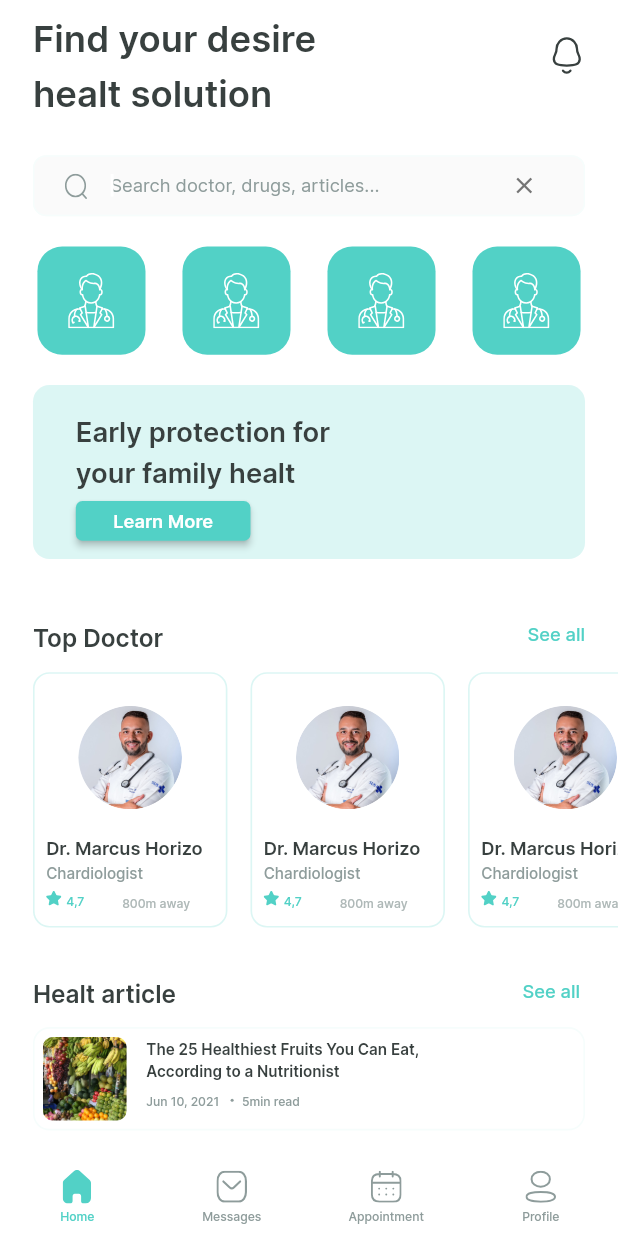
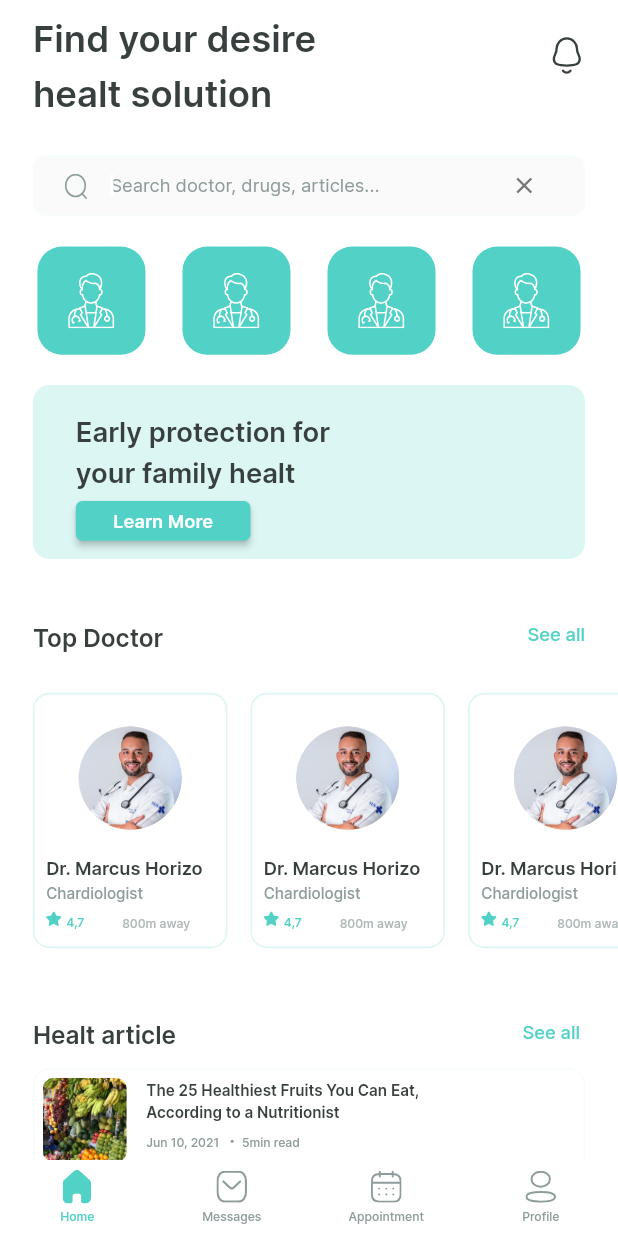
Before and after one commit to theAkHilsarkar18/oxyzen-v1.0.1, a Flutter app: the DashboardScreen screen opened by its route, on a phone screen of 412 x 824 dp. Run offline on Flutter 3.47's test engine with Material 2 defaults, Android fonts, the phone set to English and light mode, and no system bars; our stand-ins replace cached_network_image, flutter_rating_bar, flutter_svg, google_maps_flutter, readmore.

Commit message:
26-11-2023

```diff
--- a/lib/main.dart
+++ b/lib/main.dart
@@ -37,7 +37,7 @@ class MyApp extends StatelessWidget {
           '',
         ),
       ],
-      initialRoute: AppRoutes.splashScreen,
+      initialRoute: AppRoutes.dashboardScreen,
       routes: AppRoutes.routes,
     );
   }
--- a/lib/presentation/dashboard_screen/dashboard_screen.dart
+++ b/lib/presentation/dashboard_screen/dashboard_screen.dart
@@ -149,13 +149,13 @@ class DashboardScreen extends StatelessWidget {
     return Align(
         alignment: Alignment.centerRight,
         child: SizedBox(
-            height: 173.v,
+            height: 200.v,
             child: ListView.separated(
                 scrollDirection: Axis.horizontal,
                 separatorBuilder: (context, index) {
                   return SizedBox(width: 14.h);
                 },
-                itemCount: 3,
+                itemCount: 6,
                 itemBuilder: (context, index) {
                   return DoctorItemWidget(onTapDoctor: () {
                     onTapDoctor(context);
--- a/lib/widgets/custom_bottom_bar.dart
+++ b/lib/widgets/custom_bottom_bar.dart
@@ -1,5 +1,10 @@
 import 'package:flutter/material.dart';
 import 'package:oxyzen/core/app_export.dart';
+import 'package:oxyzen/presentation/article_screen/article_screen.dart';
+import 'package:oxyzen/presentation/book_an_appointment_screen/book_an_appointment_screen.dart';
+import 'package:oxyzen/presentation/dashboard_screen/dashboard_screen.dart';
+import 'package:oxyzen/presentation/message_page/message_page.dart';
+import 'package:oxyzen/presentation/message_tab_container_screen/message_tab_container_screen.dart';
 
 class CustomBottomBar extends StatefulWidget {
   CustomBottomBar({this.onChanged});
@@ -54,7 +59,14 @@ class CustomBottomBarState extends State<CustomBottomBar> {
         type: BottomNavigationBarType.fixed,
         items: List.generate(bottomMenuList.length, (index) {
           return BottomNavigationBarItem(
-            icon: Column(
+            icon: GestureDetector(
+              onTap: () {
+                Navigator.push(context, MaterialPageRoute(builder:  (context) => bottomScreenList[index],));
+                setState(() {
+
+                });
+              },
+              child: Column(
                 mainAxisSize: MainAxisSize.min,
                 crossAxisAlignment: CrossAxisAlignment.center,
                 children: [
@@ -74,6 +86,7 @@ class CustomBottomBarState extends State<CustomBottomBar> {
                     ),
                   ),
                 ],
+              ),
             ),
             activeIcon: Column(
               mainAxisSize: MainAxisSize.min,
@@ -156,3 +169,10 @@ class DefaultWidget extends StatelessWidget {
     );
   }
 }
+
+List bottomScreenList = [
+  DashboardScreen(),
+  MessagePage(),
+  BookAnAppointmentScreen(),
+  ArticleScreen(),
+];
```
Lines whose indentation alone changed are shown as unchanged.
